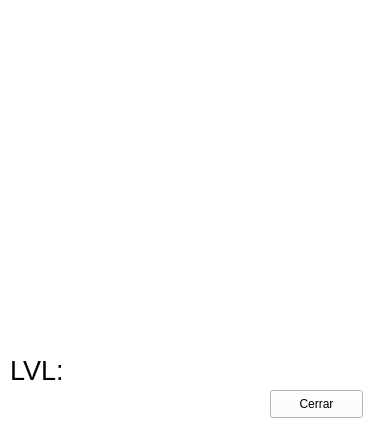
Old version of the form Videojuego/menupausa.ui in the repository Pablo9925/Proyecto_Final_Info.
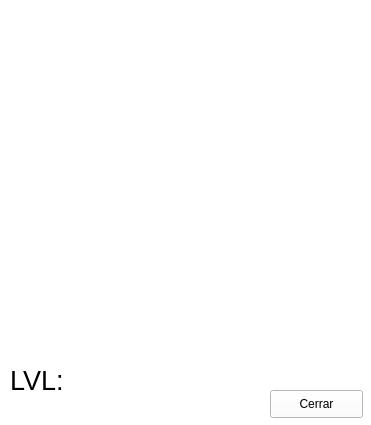
New version of the form. Icons and pictures are not drawn.

```diff
--- a/Videojuego/menupausa.ui
+++ b/Videojuego/menupausa.ui
@@ -21,7 +21,7 @@
    <property name="geometry">
     <rect>
      <x>10</x>
-     <y>100</y>
+     <y>110</y>
      <width>61</width>
      <height>61</height>
     </rect>
@@ -38,7 +38,7 @@
    <property name="geometry">
     <rect>
      <x>100</x>
-     <y>100</y>
+     <y>120</y>
      <width>161</width>
      <height>61</height>
     </rect>
@@ -59,7 +59,7 @@
    <property name="geometry">
     <rect>
      <x>10</x>
-     <y>180</y>
+     <y>190</y>
      <width>61</width>
      <height>61</height>
     </rect>
@@ -75,7 +75,7 @@
    <property name="geometry">
     <rect>
      <x>100</x>
-     <y>180</y>
+     <y>190</y>
      <width>161</width>
      <height>61</height>
     </rect>
@@ -96,7 +96,7 @@
    <property name="geometry">
     <rect>
      <x>10</x>
-     <y>260</y>
+     <y>270</y>
      <width>61</width>
      <height>61</height>
     </rect>
@@ -113,7 +113,7 @@
    <property name="geometry">
     <rect>
      <x>100</x>
-     <y>260</y>
+     <y>270</y>
      <width>161</width>
      <height>61</height>
     </rect>
@@ -147,7 +147,7 @@
    <property name="geometry">
     <rect>
      <x>10</x>
-     <y>340</y>
+     <y>350</y>
      <width>61</width>
      <height>61</height>
     </rect>
@@ -171,7 +171,7 @@
    <property name="geometry">
     <rect>
      <x>100</x>
-     <y>340</y>
+     <y>350</y>
      <width>161</width>
      <height>61</height>
     </rect>
@@ -189,9 +189,9 @@
    <property name="geometry">
     <rect>
      <x>70</x>
-     <y>10</y>
+     <y>0</y>
      <width>221</width>
-     <height>71</height>
+     <height>61</height>
     </rect>
    </property>
    <property name="styleSheet">
```
Left out of the diff: 18 changed lines with no effect on the pictures.
